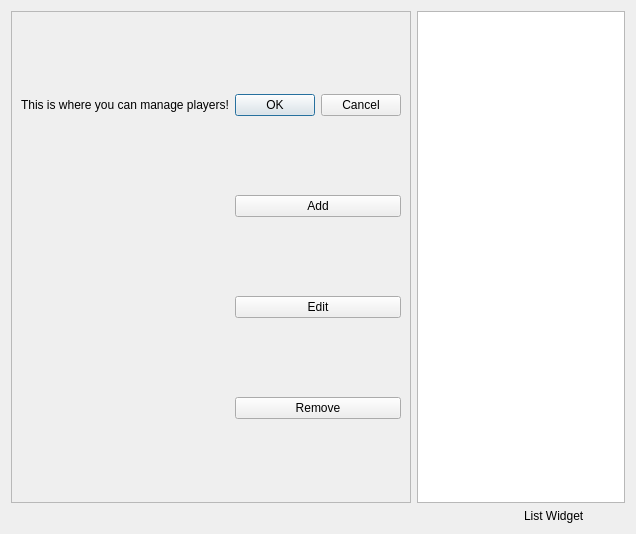
Above: manageplayermenu.ui from dartbois/CombinedDarts before the change. Below: the same form after it.
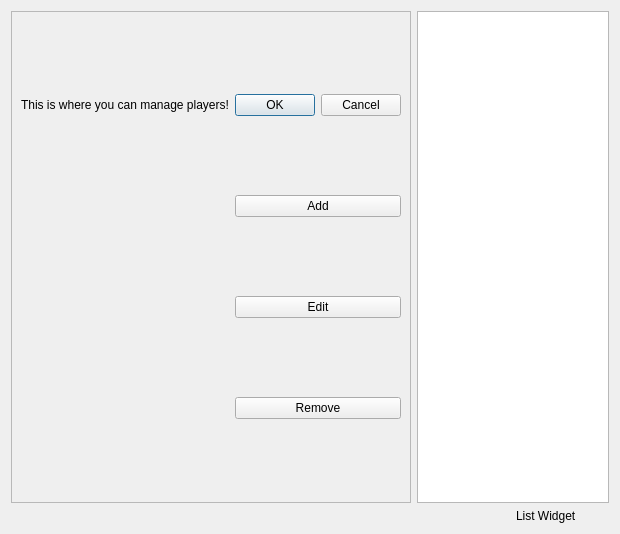
That is the form after the change.

```diff
--- a/manageplayermenu.ui
+++ b/manageplayermenu.ui
@@ -6,7 +6,7 @@
    <rect>
     <x>0</x>
     <y>0</y>
-    <width>636</width>
+    <width>620</width>
     <height>534</height>
    </rect>
   </property>
```
Left out of the diff: 50 changed lines with no effect on the pictures.
